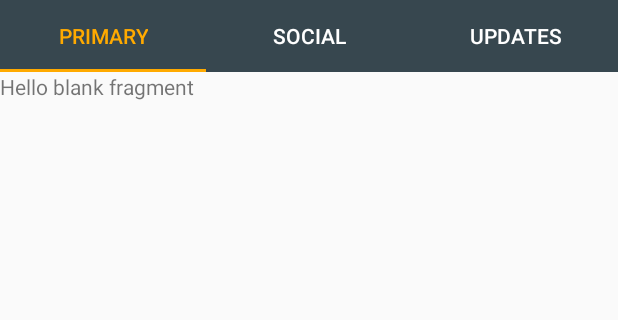
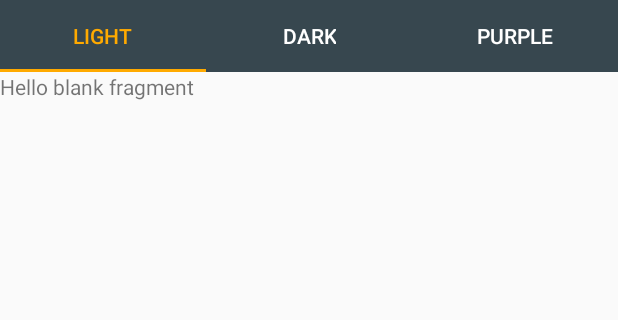
Before and after one commit to Filip1993/KosturAplikacije, an Android app: the screen it shows after launch (MainActivity), after a tap on "Inbox", on a phone screen of 412 x 824 dp, the part 84-404 px from its top. Run offline under Robolectric (Android 15) with nearby library versions, the phone set to English and light mode, and no system bars; 1 other tap on this screen came first.

```diff
--- a/app/src/main/java/com/filipkesteli/kosturaplikacije/MainActivity.java
+++ b/app/src/main/java/com/filipkesteli/kosturaplikacije/MainActivity.java
@@ -50,9 +50,8 @@ public class MainActivity extends AppCompatActivity {
          * Lets inflate the very first fragment
          * Here , we are inflating the TabFragment as the first Fragment
          */
-
-
-
+        //uzmemo trenutni fragment...
+        //unutar kontejnera, tj. FragmentLayout-a stavimo TabFragment
         mFragmentManager = getSupportFragmentManager();
         mFragmentManager
                 .beginTransaction()
@@ -71,18 +70,22 @@ public class MainActivity extends AppCompatActivity {
         mNavigationView.setNavigationItemSelectedListener(new NavigationView.OnNavigationItemSelectedListener() {
             @Override
             public boolean onNavigationItemSelected(MenuItem menuItem) {
+                //ugasimo drawer ako kliknemo na neki od itema
                 mDrawerLayout.closeDrawers();
                 if (menuItem.getItemId() == R.id.nav_item_sent) {
-                    FragmentTransaction fragmentTransaction = mFragmentManager.beginTransaction();
-                    fragmentTransaction.replace(R.id.containerView, new SentFragment()).commit();
+                    mFragmentManager
+                            .beginTransaction()
+                            .replace(R.id.containerView, new SentFragment())
+                            .commit();
                 }
                 if (menuItem.getItemId() == R.id.nav_item_inbox) {
-                    FragmentTransaction xfragmentTransaction = mFragmentManager.beginTransaction();
-                    xfragmentTransaction.replace(R.id.containerView, new TabFragment()).commit();
+                    mFragmentManager
+                            .beginTransaction()
+                            .replace(R.id.containerView, new TabFragment())
+                            .commit();
                 }
                 return false;
             }
         });
-
     }
 }
--- a/app/src/main/java/com/filipkesteli/kosturaplikacije/TabFragment.java
+++ b/app/src/main/java/com/filipkesteli/kosturaplikacije/TabFragment.java
@@ -20,7 +20,7 @@ public class TabFragment extends Fragment {
 
     public static TabLayout tabLayout;
     public static ViewPager viewPager;
-    public static int int_items = 3 ;
+    public static final int NUMBER_OF_ITEMS = 3 ;
 
     @Nullable
     @Override
@@ -28,35 +28,35 @@ public class TabFragment extends Fragment {
         /**
          *Inflate tab_layout and setup Views.
          */
-        View x =  inflater.inflate(R.layout.tab_layout,null);
-        tabLayout = (TabLayout) x.findViewById(R.id.tabs);
-        viewPager = (ViewPager) x.findViewById(R.id.viewpager);
+        View view =  inflater.inflate(R.layout.tab_layout,null);
+        tabLayout = (TabLayout) view.findViewById(R.id.tabs);
+        viewPager = (ViewPager) view.findViewById(R.id.viewpager);
 
         /**
          *Set an Apater for the View Pager
          */
-        viewPager.setAdapter(new MyAdapter(getChildFragmentManager()));
+        viewPager.setAdapter(new ViewPagerAdapter(getChildFragmentManager()));
 
         /**
          * Now , this is a workaround ,
          * The setupWithViewPager dose't works without the runnable .
          * Maybe a Support Library Bug .
          */
-
         tabLayout.post(new Runnable() {
             @Override
             public void run() {
                 tabLayout.setupWithViewPager(viewPager);
             }
         });
-
-        return x;
-
+        return view;
     }
 
-    class MyAdapter extends FragmentPagerAdapter{
+    class ViewPagerAdapter extends FragmentPagerAdapter{
 
-        public MyAdapter(FragmentManager fm) {
+        //array of names of fragments:
+        private String[] tabs = {"Light", "Dark", "Purple"};
+
+        public ViewPagerAdapter(FragmentManager fm) {
             super(fm);
         }
 
@@ -68,18 +68,19 @@ public class TabFragment extends Fragment {
         public Fragment getItem(int position)
         {
             switch (position){
-                case 0 : return new PrimaryFragment();
-                case 1 : return new SocialFragment();
-                case 2 : return new UpdatesFragment();
+                case 0 :
+                    return new PrimaryFragment();
+                case 1 :
+                    return new SocialFragment();
+                case 2 :
+                    return new UpdatesFragment();
             }
             return null;
         }
 
         @Override
         public int getCount() {
-
-            return int_items;
-
+            return NUMBER_OF_ITEMS;
         }
 
         /**
@@ -91,14 +92,13 @@ public class TabFragment extends Fragment {
 
             switch (position){
                 case 0 :
-                    return "Primary";
+                    return tabs[0];
                 case 1 :
-                    return "Social";
+                    return tabs[1];
                 case 2 :
-                    return "Updates";
+                    return tabs[2];
             }
             return null;
         }
     }
-
 }
```
